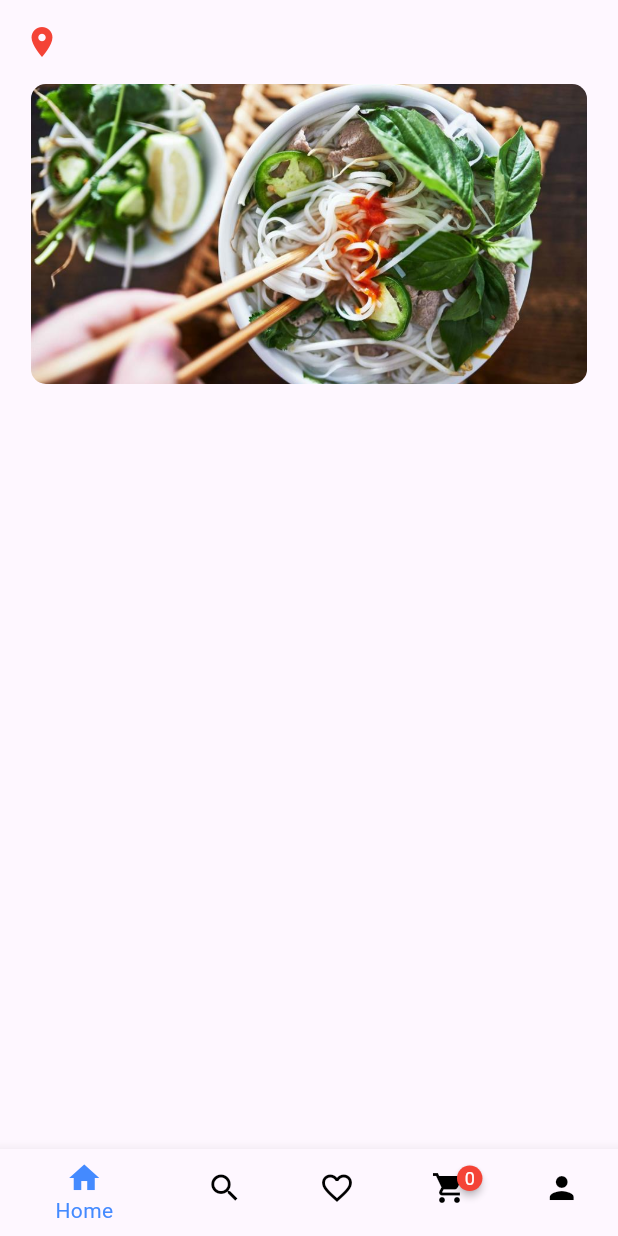
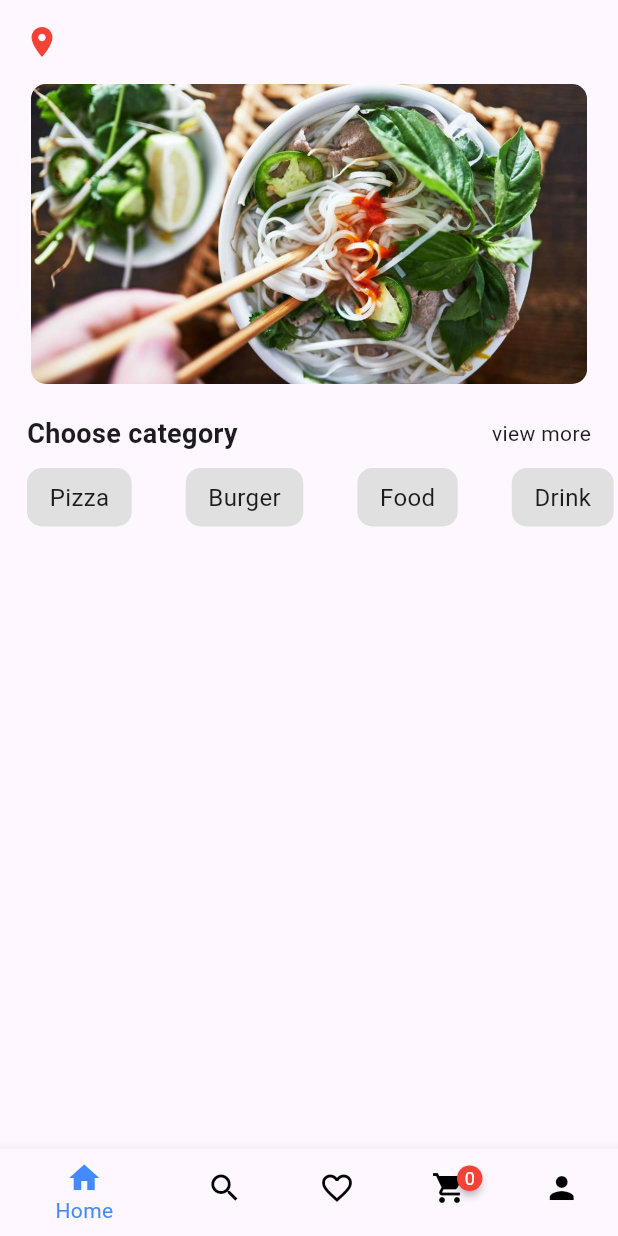
Before and after one commit to luonverak/AppOrder, a Flutter app: the screen it shows after launch, on a phone screen of 412 x 824 dp. Run offline on Flutter 3.47's test engine with Material 3 defaults, Android fonts, the light colour scheme and no system bars; drawn by our look-alikes of badges, carousel_slider; our stand-ins replace geocoding, geolocator, get.

Commit message:
design app

```diff
--- /dev/null
+++ b/lib/core/data/controller/status_controller.dart
@@ -0,0 +1,13 @@
+import 'package:get/get.dart';
+
+class StatusController extends GetxController {
+  RxBool active = false.obs;
+
+  void activeStutus() {
+    active.value = true;
+  }
+
+  void inactiveStatus() {
+    active.value = false;
+  }
+}
--- /dev/null
+++ b/lib/core/data/model/category_mode.dart
@@ -0,0 +1,16 @@
+import 'package:get/get.dart';
+
+class CategoryModel {
+  final int id;
+  final String title;
+  late RxBool status;
+  CategoryModel({required this.id, required this.title, required this.status});
+}
+
+final List<CategoryModel> listCategory = [
+  CategoryModel(id: 1, title: "Pizza", status: false.obs),
+  CategoryModel(id: 2, title: "Burger", status: false.obs),
+  CategoryModel(id: 3, title: "Food", status: false.obs),
+  CategoryModel(id: 4, title: "Drink", status: false.obs),
+  CategoryModel(id: 5, title: "Coffee", status: false.obs),
+];
--- a/lib/core/theme/color_app.dart
+++ b/lib/core/theme/color_app.dart
@@ -2,4 +2,5 @@
 
 class ColorApp {
   static var second = Colors.grey[300];
+  static var primary = Colors.blue;
 }
--- a/lib/core/theme/font_app.dart
+++ b/lib/core/theme/font_app.dart
@@ -12,4 +12,14 @@
   static smallText16(var text) {
     return Text(text, style: const TextStyle(fontSize: 16));
   }
+
+  static smallText18(var text) {
+    return Text(
+      text,
+      style: const TextStyle(
+        fontSize: 18,
+        fontWeight: FontWeight.w600,
+      ),
+    );
+  }
 }
--- a/lib/helper/screen_space.dart
+++ b/lib/helper/screen_space.dart
@@ -9,4 +9,18 @@
       bottom: buttom,
     );
   }
+
+  static spaceContent(
+      {double right = 10,
+      double left = 10,
+      double top = 8,
+      double buttom = 8}) {
+    return EdgeInsets.only(
+      right: right,
+      left: left,
+      top: top,
+      bottom: buttom,
+    );
+  }
+
 }
--- a/lib/presentation/screen/home/home_screen.dart
+++ b/lib/presentation/screen/home/home_screen.dart
@@ -1,4 +1,6 @@
 import 'package:app_order/core/data/controller/address_controller.dart';
+import 'package:app_order/core/data/controller/status_controller.dart';
+import 'package:app_order/core/data/model/category_mode.dart';
 import 'package:app_order/core/theme/color_app.dart';
 import 'package:app_order/core/theme/font_app.dart';
 import 'package:app_order/helper/screen_space.dart';
@@ -10,7 +12,7 @@
   HomeScreen({super.key});
 
   final currentAddress = Get.put(AddressController());
-
+  final statusController = Get.put(StatusController());
   @override
   Widget build(BuildContext context) {
     return Scaffold(
@@ -54,7 +56,58 @@
             //     ),
             //   ),
             // )
+            SliverToBoxAdapter(
+              child: Padding(
+                padding: ScreenSpace.spaceAround(top: 20),
+                child: Row(
+                  mainAxisAlignment: MainAxisAlignment.spaceBetween,
+                  children: [
+                    FontApp.smallText18("Choose category"),
+                    FontApp.smallText14("view more")
+                  ],
+                ),
+              ),
+            ),
 
+            SliverToBoxAdapter(
+              child: SingleChildScrollView(
+                scrollDirection: Axis.horizontal,
+                child: Row(
+                  children: List.generate(
+                    listCategory.length,
+                    (index) => Padding(
+                      padding: ScreenSpace.spaceAround(top: 10),
+                      child: GestureDetector(
+                          onTap: () {
+                            if (statusController.active.value) {
+                              statusController.inactiveStatus();
+                            } else {
+                              statusController.activeStutus();
+                              listCategory[index].status.value =
+                                  statusController.active.value;
+                            }
+                          },
+                          child: Obx(
+                            () => Container(
+                              decoration: BoxDecoration(
+                                color: listCategory[index].status.value
+                                    ? ColorApp.primary
+                                    : ColorApp.second,
+                                borderRadius: BorderRadius.circular(10),
+                              ),
+                              child: Padding(
+                                padding: ScreenSpace.spaceContent(
+                                    right: 15, left: 15),
+                                child: FontApp.smallText16(
+                                    listCategory[index].title),
+                              ),
+                            ),
+                          )),
+                    ),
+                  ),
+                ),
+              ),
+            )
           ],
         ),
       ),
```
